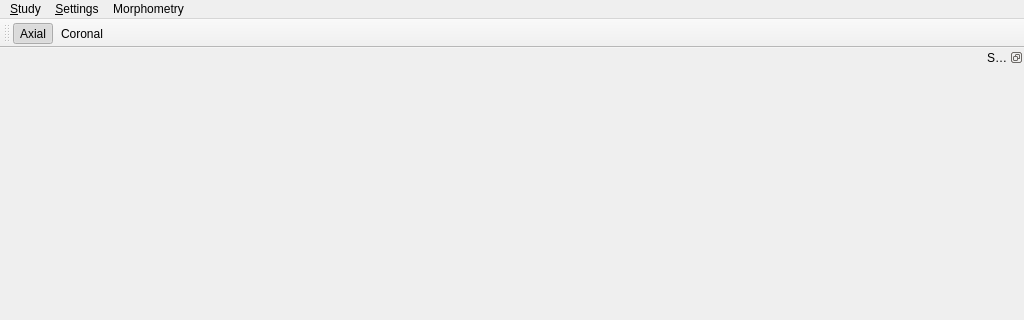
The window that morphologist/gui/ui/main_window.ui (brainvisa/morphologist) describes before a commit, drawn with Qt 5; both pictures show x 0 to 1024 and y 0 to 320 of the 1024 by 768 pixel window.
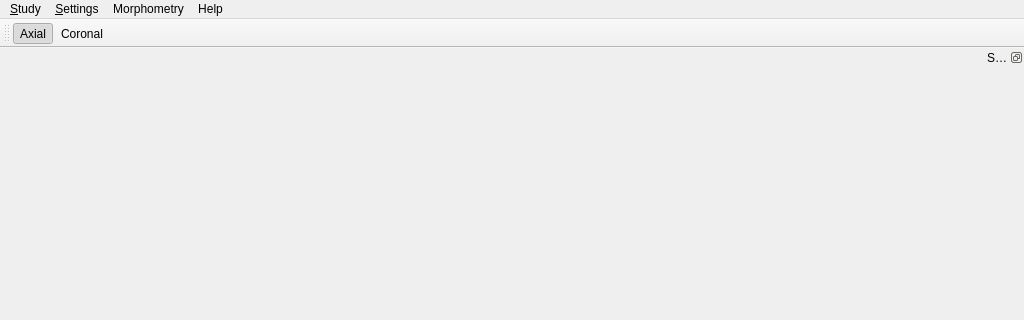
The same window after the commit. Icons and pictures are not drawn.

Commit message: ENH: help menu, opens a browser with the sphinx doc

```diff
--- a/morphologist/gui/ui/main_window.ui
+++ b/morphologist/gui/ui/main_window.ui
@@ -33,7 +33,7 @@
      <x>0</x>
      <y>0</y>
      <width>1024</width>
-     <height>24</height>
+     <height>20</height>
     </rect>
    </property>
    <widget class="QMenu" name="menuFile">
@@ -64,9 +64,16 @@
     <addaction name="action_export_morphometry"/>
     <addaction name="action_export_selection_morphometry"/>
    </widget>
+   <widget class="QMenu" name="menuHelp">
+    <property name="title">
+     <string>Help</string>
+    </property>
+    <addaction name="action_documentation"/>
+   </widget>
    <addaction name="menuFile"/>
    <addaction name="menuConfig"/>
    <addaction name="menuMorphometry"/>
+   <addaction name="menuHelp"/>
   </widget>
   <widget class="QStatusBar" name="statusbar"/>
   <widget class="QDockWidget" name="runner_widget_dock">
```
Left out of the diff: 8 changed lines with no effect on the pictures. The commit also changes 2 other files.
